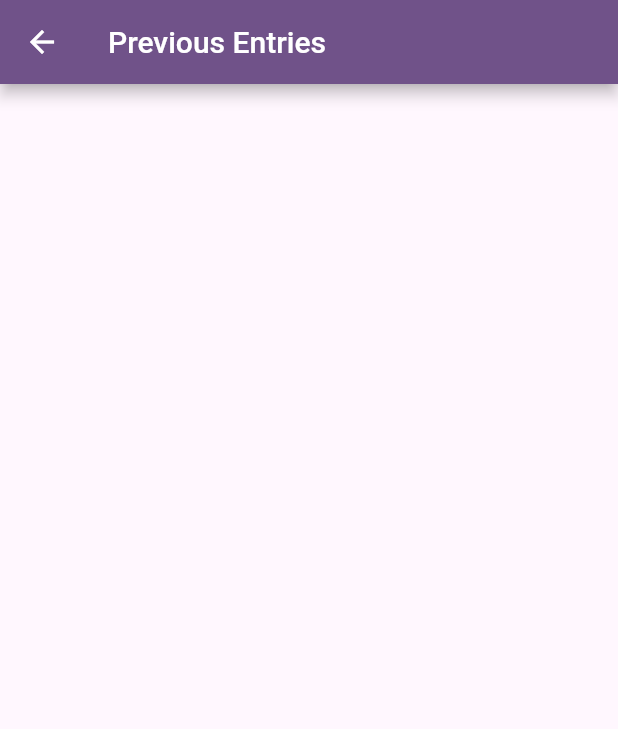
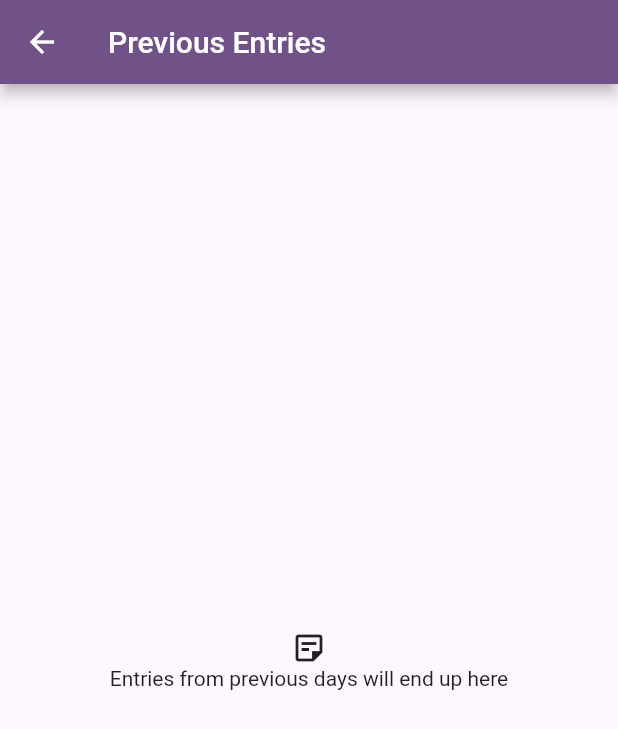
Before and after one commit to Voklen/Daily-Diary, a Flutter app: the PreviousEntriesScreen screen opened directly, on a phone screen of 412 x 824 dp. Shown: the top 729 px of the screen. Run offline on Flutter 3.47's test engine with Material 2 defaults, Android fonts, the phone set to English and light mode, and no system bars; our stand-ins replace file_picker, shared_preferences; missing offline and left inert: flex_color_picker, flutter_window_close, shared_storage, toml; accounts and stored records are empty; generated files the repository leaves out were written again.

Commit message:
Display text when there are no previous entries
Before this it looked like something was broken on the previous entries
screen because it was just blank

```diff
--- a/lib/localizations/app_en.arb
+++ b/lib/localizations/app_en.arb
@@ -6,6 +6,10 @@
   "previousEntries": "Previous Entries",
   "@previousEntries": {
     "description": "Previous Entries page title"
+  },
+  "noEntriesYet": "Entries from previous days will end up here",
+  "@noEntriesYet": {
+    "description": "Text shown when there are no previous entries"
   },
   "entryDate": "{date}",
   "@entryDate": {
--- a/lib/localizations/app_es.arb
+++ b/lib/localizations/app_es.arb
@@ -1,6 +1,7 @@
 {
   "startTyping": "Empezar a escribir…",
   "previousEntries": "Entradas Anteriores",
+  "noEntriesYet": "Se encontrarán las entradas de días anteriores",
   "entryDate": "{date}",
   "settings": "Ajustes",
   "theme": "Tema de colores",
--- a/lib/localizations/app_ru.arb
+++ b/lib/localizations/app_ru.arb
@@ -1,6 +1,7 @@
 {
   "startTyping": "Введите текст…",
   "previousEntries": "Предыдущий Записи",
+  "noEntriesYet": "Записи предыдущих дней будут показаны здесь",
   "entryDate": "{date}",
   "settings": "Настройки",
   "theme": "Тема",
--- a/lib/screens/previous_entries.dart
+++ b/lib/screens/previous_entries.dart
@@ -12,6 +12,19 @@ class PreviousEntriesScreen extends StatelessWidget {
 
   final entries = PreviousEntriesStorage(savePath!);
 
+  Widget _listBuilder(context, AsyncSnapshot<List<DateTime>> snapshot) {
+    List<DateTime> datesList = snapshot.data ?? [];
+    if (datesList.isEmpty) {
+      return const NoEntriesYet();
+    }
+    return ListView.builder(
+      itemCount: datesList.length,
+      itemBuilder: (_, index) => PreviousEntry(
+        date: datesList[index],
+      ),
+    );
+  }
+
   @override
   Widget build(BuildContext context) {
     return Scaffold(
@@ -22,15 +35,7 @@ class PreviousEntriesScreen extends StatelessWidget {
         padding: const EdgeInsets.all(8.0),
         child: FutureBuilder(
           future: entries.getFiles(),
-          builder: (context, AsyncSnapshot<List<DateTime>> snapshot) {
-            List<DateTime> datesList = snapshot.data ?? [];
-            return ListView.builder(
-              itemCount: datesList.length,
-              itemBuilder: (_, index) => PreviousEntry(
-                date: datesList[index],
-              ),
-            );
-          },
+          builder: _listBuilder,
         ),
       ),
     );
@@ -74,3 +79,20 @@ class PreviousEntry extends StatelessWidget {
     );
   }
 }
+
+class NoEntriesYet extends StatelessWidget {
+  const NoEntriesYet({super.key});
+
+  @override
+  Widget build(BuildContext context) {
+    return Center(
+      child: ListView(
+        shrinkWrap: true,
+        children: [
+          const Icon(Icons.sticky_note_2_outlined),
+          Center(child: Text(locale(context).noEntriesYet)),
+        ],
+      ),
+    );
+  }
+}
```
